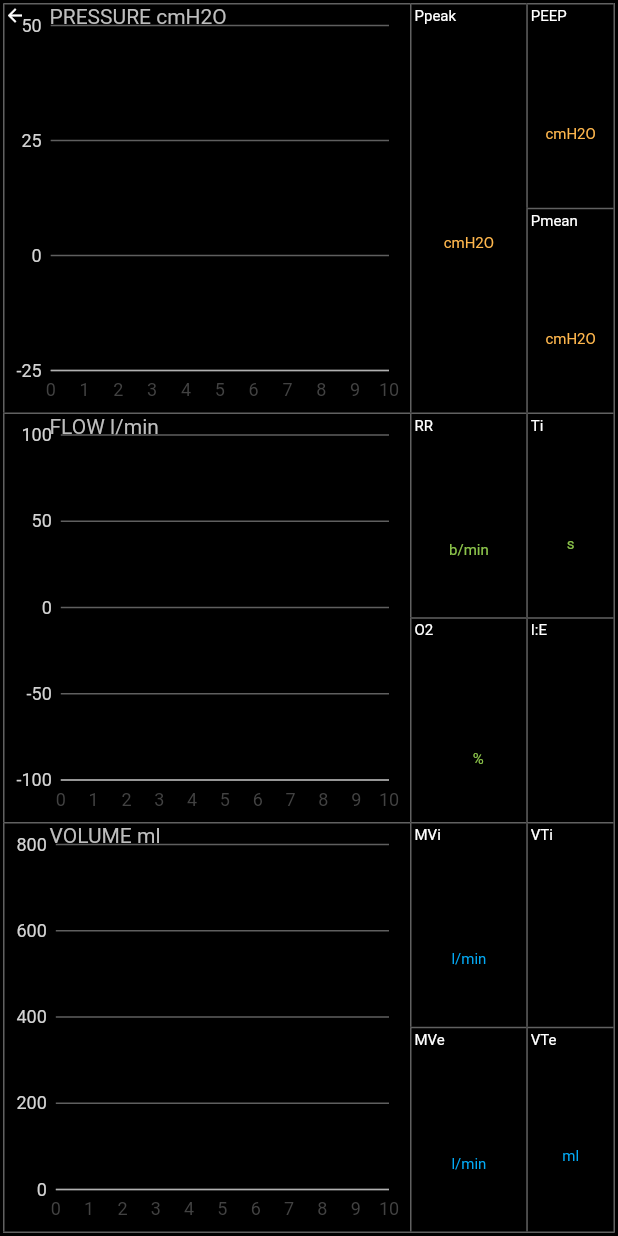
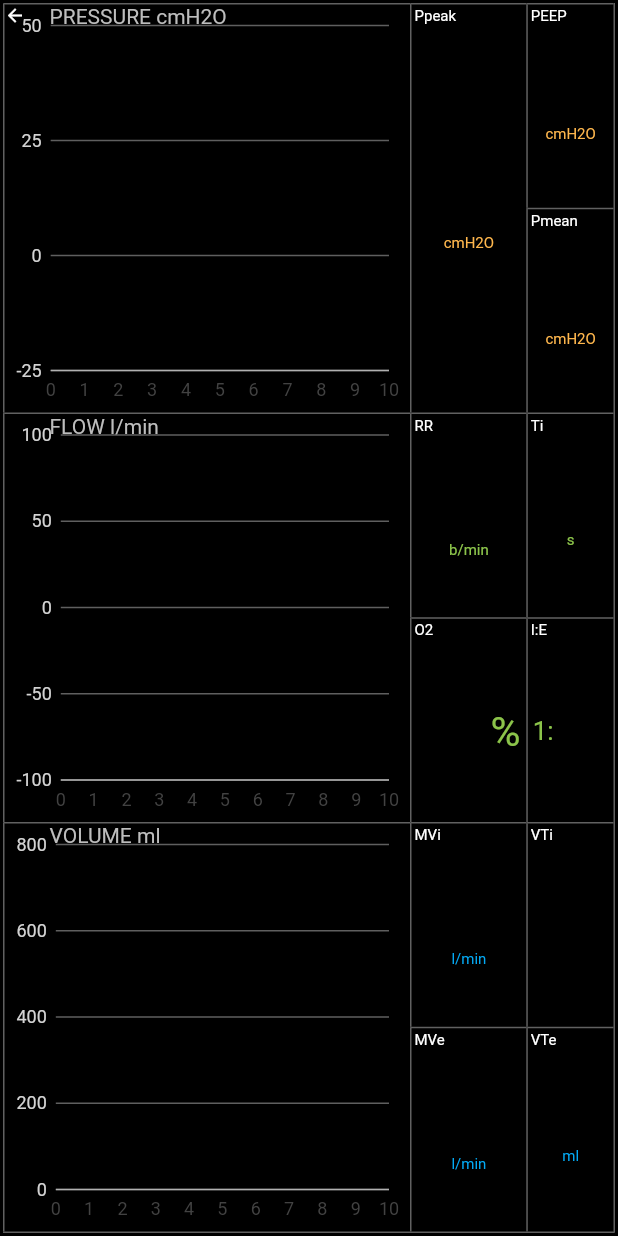
Before and after one commit to kukulo2011/OpenCovid_ventilator, a Flutter app: the screen it shows after launch, after a tap on "Show Graph Screen", on a phone screen of 412 x 824 dp. Run offline on Flutter 3.47's test engine with Material 2 defaults, Android fonts, the phone set to English and light mode, and no system bars; our stand-ins replace charts_flutter; missing offline and left inert: pedantic, screen, usb_serial.

Commit message:
Fix #12:  Add prefix and postfix strings for values

```diff
--- a/display_app/breezy/lib/graphs_screen.dart
+++ b/display_app/breezy/lib/graphs_screen.dart
@@ -32,51 +32,56 @@ SOFTWARE.
  */
 
 const _graphLabels = [
-  _GraphSelector('PRESSURE cmH2O', -10.0, 50.0, 0),
-  _GraphSelector('FLOW l/min', -100.0, 100.0, 1),
+  _GraphSelector(0, 'PRESSURE cmH2O', -10.0, 50.0),
+  _GraphSelector(1, 'FLOW l/min', -100.0, 100.0),
   // TODO:  Spec says -999 to 999, but the sample data is different.
-  _GraphSelector('VOLUME ml', 0.0, 800.0, 2),
+  _GraphSelector(2, 'VOLUME ml', 0.0, 800.0),
   // TODO:  Spec claims volum is 0..9999, but the sample data is nowhere
   //        near that.  And ten liters of air is a lot!
 ];
 
 final _displayedValues = [
-  DisplayedValueSelector('Ppeak', 'cmH2O', '##.#', Colors.orange.shade300, 0),
-  DisplayedValueSelector('Pmean', 'cmH2O', '##.#', Colors.orange.shade300, 1),
-  DisplayedValueSelector('PEEP', 'cmH2O', '##.#', Colors.orange.shade300, 2),
-  DisplayedValueSelector('RR', 'b/min', '##.#', Colors.lightGreen, 3),
-  DisplayedValueSelector('O2', '     %', '1##', Colors.lightGreen, 4),
-  DisplayedValueSelector('Ti', 's', '##.#', Colors.lightGreen, 5),
-  DisplayedValueSelector('I:E', null, '##.#', Colors.lightGreen, 6),
-  DisplayedValueSelector('MVi', 'l/min', '##.#', Colors.lightBlue, 7),
-  DisplayedValueSelector('MVe', 'l/min', '##.#', Colors.lightBlue, 8),
-  DisplayedValueSelector('VTi', null, '####', Colors.lightBlue, 9),
-  DisplayedValueSelector('VTe', 'ml', '####', Colors.lightBlue, 10)
+  DisplayedValueSelector(0, 'Ppeak', 'cmH2O', '##.#', Colors.orange.shade300),
+  DisplayedValueSelector(1, 'Pmean', 'cmH2O', '##.#', Colors.orange.shade300),
+  DisplayedValueSelector(2, 'PEEP', 'cmH2O', '##.#', Colors.orange.shade300),
+  DisplayedValueSelector(3, 'RR', 'b/min', '##.#', Colors.lightGreen),
+  DisplayedValueSelector(4, 'O2', null, '1##', Colors.lightGreen,
+      postfix: '%'),
+  DisplayedValueSelector(5, 'Ti', 's', '##.##', Colors.lightGreen),
+  DisplayedValueSelector(6, 'I:E', null, '##.#', Colors.lightGreen,
+      prefix: '1:'),
+  DisplayedValueSelector(7, 'MVi', 'l/min', '##.#', Colors.lightBlue),
+  DisplayedValueSelector(8, 'MVe', 'l/min', '##.#', Colors.lightBlue),
+  DisplayedValueSelector(9, 'VTi', null, '####', Colors.lightBlue),
+  DisplayedValueSelector(10, 'VTe', 'ml', '####', Colors.lightBlue)
 ];
 
 class _GraphSelector implements RollingChartSelector<DeviceData> {
+  final int _index;
   @override
   final String label;
   @override
   final double minValue;
   @override
   final double maxValue;
-  final int _index;
 
-  const _GraphSelector(this.label, this.minValue, this.maxValue, this._index);
+  const _GraphSelector(this._index, this.label, this.minValue, this.maxValue);
 
   @override
   double getValue(DeviceData data) => data.chartedValues?.elementAt(_index);
 }
 
 class DisplayedValueSelector {
+  final int index;
   final String label;
   final String units;
   final String format;
   final Color color;
-  final int index;
+  final String prefix;
+  final String postfix;
   DisplayedValueSelector(
-      this.label, this.units, this.format, this.color, this.index);
+      this.index, this.label, this.units, this.format, this.color,
+      {this.prefix, this.postfix});
 }
 
 ///
@@ -297,5 +302,7 @@ class _DisplayedValueBox extends ValueBox {
             label: selector.label,
             format: selector.format,
             color: selector.color,
-            units: selector.units);
+            units: selector.units,
+            prefix: selector.prefix,
+            postfix: selector.postfix);
 }
--- a/display_app/breezy/lib/value_box.dart
+++ b/display_app/breezy/lib/value_box.dart
@@ -36,13 +36,17 @@ class ValueBox extends StatelessWidget {
   final String format;
   final Color color;
   final String units;
+  final String prefix; // String before the value; may be null
+  final String postfix; // String after the value; may be null
 
   ValueBox(
       {@required this.value,
       @required this.label,
       @required this.format,
       @required this.color,
-      this.units}) {
+      this.units,
+      this.prefix,
+      this.postfix}) {
     assert(label != null);
     assert(format != null);
     assert(color != null);
@@ -57,7 +61,7 @@ class ValueBox extends StatelessWidget {
             border: Border(
                 top: BorderSide(width: 1, color: _borderColor),
                 left: BorderSide(width: 1, color: _borderColor))),
-        child: Stack (
+        child: Stack(
           children: <Widget>[
             Text(label, style: TextStyle(fontSize: 10)),
             Column(
@@ -67,6 +71,8 @@ class ValueBox extends StatelessWidget {
                 Expanded(
                   child: DecimalAlignedText(
                       value: value,
+                      prefix: prefix,
+                      postfix: postfix,
                       units: units,
                       unitsFontSize: 10,
                       format: format,
@@ -84,6 +90,11 @@ class ValueBox extends StatelessWidget {
 class DecimalAlignedText extends StatefulWidget {
   final String value; // may be null
   final String format;
+
+  /// Shown before the value
+  final String prefix; // may be null
+  /// Shown after the value
+  final String postfix; // may be null
   final String units;
   final double unitsFontSize;
 
@@ -105,6 +116,8 @@ class DecimalAlignedText extends StatefulWidget {
       {@required this.value,
       @required this.format,
       @required this.color,
+      this.prefix,
+      this.postfix,
       this.units,
       this.unitsFontSize,
       this.unitsFontSizeFraction = 0.5,
@@ -121,8 +134,11 @@ class DecimalAlignedText extends StatefulWidget {
 class _DecimalAlignedTextState extends State<DecimalAlignedText> {
   NumberFormat numberFormat;
   int decimalIndex; // If no decimal, length of format string
-  double valueBeforeWidth;
+  double valueBeforeWidth; // Width of the part of the value before '.'
   double valueAfterWidth; // Including decimal point
+  double prefixWidth;
+  double postfixWidth;
+  double valueTotalWidth;
   double valueHeight;
   double unitsHeight;
   double unitsWidth;
@@ -157,6 +173,20 @@ class _DecimalAlignedTextState extends State<DecimalAlignedText> {
       }
       valueBeforeWidth = p.getMaxIntrinsicWidth(double.infinity);
     }
+    if (widget.prefix == null) {
+      prefixWidth = 0;
+    } else {
+      p = getParagraph(100, widget.prefix);
+      prefixWidth = p.getMaxIntrinsicWidth(double.infinity);
+    }
+    if (widget.postfix == null) {
+      postfixWidth = 0;
+    } else {
+      p = getParagraph(100, widget.postfix);
+      postfixWidth = p.getMaxIntrinsicWidth(double.infinity);
+    }
+    valueTotalWidth =
+        valueBeforeWidth + valueAfterWidth + prefixWidth + postfixWidth;
     if (widget.units == null) {
       unitsHeight = 0;
       unitsWidth = 0;
@@ -202,10 +232,7 @@ class _ValueBoxPainter extends CustomPainter {
 
   @override
   void paint(Canvas canvas, Size size) {
-    double fontSize = 100.0 *
-        widget.scale *
-        size.width /
-        (state.valueBeforeWidth + state.valueAfterWidth);
+    double fontSize = 100.0 * widget.scale * size.width / state.valueTotalWidth;
     // Font size based on width.  If height is constrained, this can go down.
     double unitsHeight = 0.0;
     double unitsWidth = 0.0;
@@ -226,7 +253,7 @@ class _ValueBoxPainter extends CustomPainter {
           fontSize = 100.0 *
               widget.scale *
               min(
-                  size.width / (state.valueBeforeWidth + state.valueAfterWidth),
+                  size.width / state.valueTotalWidth,
                   size.height /
                       (state.valueHeight * (1 + widget.unitsFontSizeFraction)));
           unitsFontSize = fontSize *
@@ -280,62 +307,65 @@ class _ValueBoxPainter extends CustomPainter {
       // For the whitespace below the value, take no more than the height
       // of units.  If constrained, split evenly between the margins
       // and the gap.
-      final offset = Offset(x, y);
-      final span = TextSpan(
-          text: widget.units,
-          style: TextStyle(color: widget.color, fontSize: unitsFontSize));
-      final painter = TextPainter(
-          text: span,
-          textAlign: TextAlign.left,
-          textDirection: TextDirection.ltr,
-          maxLines: 1);
-      painter.layout();
-      painter.paint(canvas, offset);
+      final style = TextStyle(color: widget.color, fontSize: unitsFontSize);
+      final span = TextSpan(text: widget.units, style: style);
+      _paintText(x, y, span, canvas);
+    }
+    final double prefixW = state.prefixWidth * fontSize / 100.0;
+    final double beforeW = state.valueBeforeWidth * fontSize / 100.0;
+    final double afterW = state.valueAfterWidth * fontSize / 100.0;
+    final double postfixW = state.postfixWidth * fontSize / 100.0;
+    final double totalW = prefixW + beforeW + afterW + postfixW;
+    final double y = vdy + (size.height - vh) / 2.0;
+    final style = TextStyle(color: widget.color, fontSize: fontSize);
+    double x = (size.width - totalW) / 2.0;
+    if (widget.prefix != null) {
+      final span = TextSpan(text: widget.prefix, style: style);
+      _paintText(x, y, span, canvas);
+      x += prefixW;
     }
     if (value == null) {
-      return;
-    }
-    int decimalIndex = value.indexOf('.');
-    final double uw = state.valueBeforeWidth * fontSize / 100.0;
-    final double fw = state.valueAfterWidth * fontSize / 100.0;
-    final double y = vdy + (size.height - vh) / 2.0;
-    if (decimalIndex == -1) {
-      decimalIndex = value.length;
+      x += beforeW + afterW;
     } else {
-      final double x = (size.width - fw + uw) / 2;
-      final offset = Offset(x, y);
-      final span = TextSpan(
-          text: value.substring(decimalIndex),
-          style: TextStyle(color: widget.color, fontSize: fontSize));
-      final painter = TextPainter(
-          text: span,
-          textAlign: TextAlign.left,
-          textDirection: TextDirection.ltr,
-          maxLines: 1);
-      painter.layout();
-      painter.paint(canvas, offset);
-    }
-    {
-      final span = TextSpan(
-          text: value.substring(0, decimalIndex),
-          style: TextStyle(color: widget.color, fontSize: fontSize));
-      final p = RenderParagraph(span,
+      int decimalIndex = value.indexOf('.');
+      if (decimalIndex == -1) {
+        decimalIndex = value.length;
+      }
+      {  // units part:
+        final span =
+        TextSpan(text: value.substring(0, decimalIndex), style: style);
+        final p = RenderParagraph(span,
           maxLines: 1,
           textDirection: TextDirection.ltr,
           textAlign: TextAlign.left);
-      p.layout(BoxConstraints());
-      final double uwReal = p.getMaxIntrinsicWidth(double.infinity);
-      final double x = (uw - uwReal) + (size.width - fw - uw) / 2;
-      final offset = Offset(x, y);
+        p.layout(BoxConstraints());
+        final double beforeReal = p.getMaxIntrinsicWidth(double.infinity);
+        x += beforeW;
+        _paintText(x - beforeReal, y, span, canvas);
+      }
+      if (decimalIndex != value.length) {
+        final span = TextSpan(
+          text: value.substring(decimalIndex), style: style);
+        _paintText(x, y, span, canvas);
+      }
+      x += afterW;
+    }
+    if (widget.postfix != null) {
+      final span = TextSpan(text: widget.postfix, style: style);
+      _paintText(x, y, span, canvas);
+    }
+  }
 
-      final painter = TextPainter(
-          text: span,
-          textAlign: TextAlign.right,
-          textDirection: TextDirection.ltr,
-          maxLines: 1);
-      painter.layout();
-      painter.paint(canvas, offset);
-    }
+  void _paintText(
+      double x, double y, TextSpan span, Canvas canvas) {
+    final offset = Offset(x, y);
+    final painter = TextPainter(
+        text: span,
+        textAlign: TextAlign.left,
+        textDirection: TextDirection.ltr,
+        maxLines: 1);
+    painter.layout();
+    painter.paint(canvas, offset);
   }
 
   @override
```
Also changed, not shown: display_app/breezy/pubspec.lock, 1 other file.
